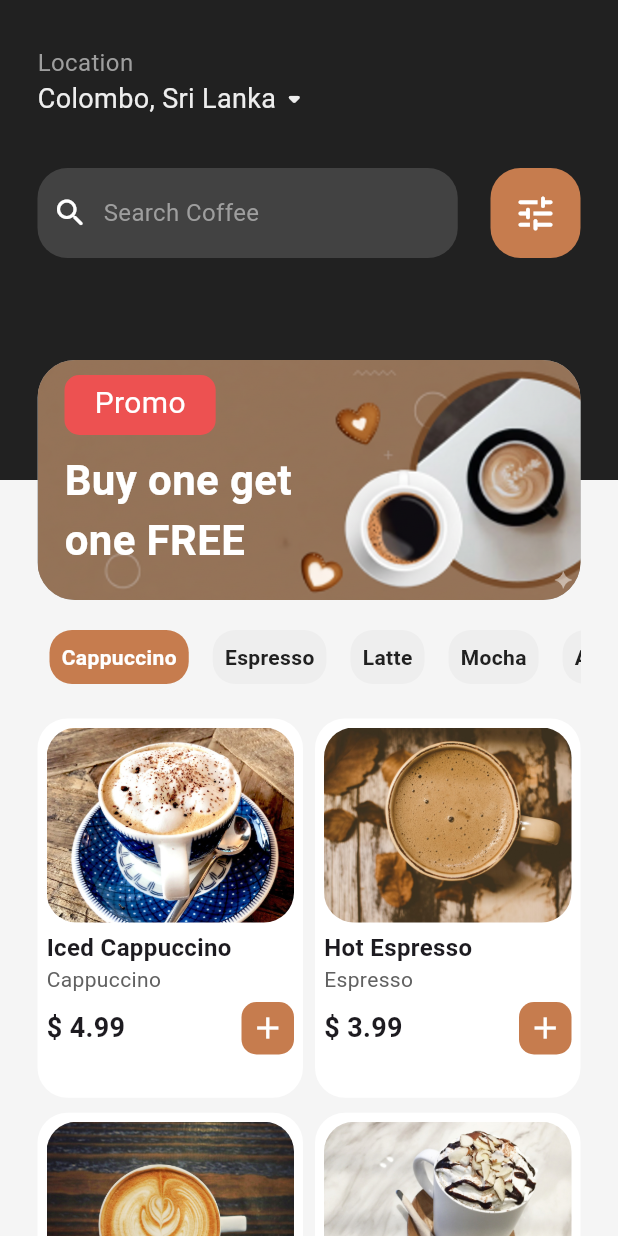
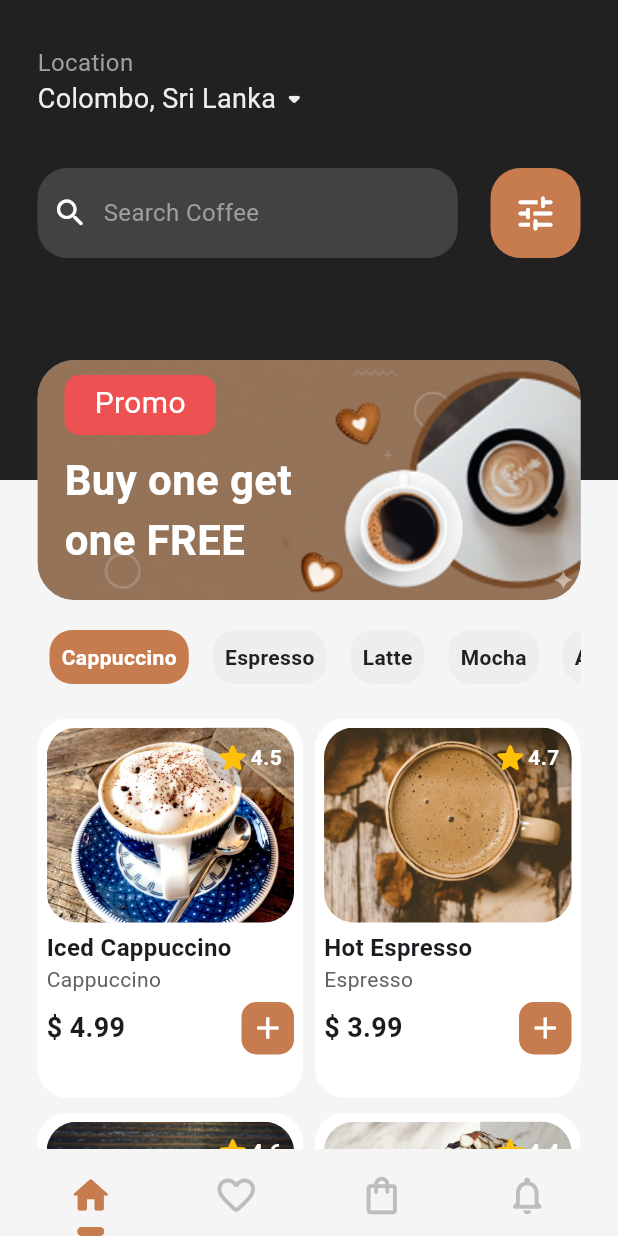
Before and after one commit to Eranga035225/coffee_shop_mobile_app_UI_Flutter, a Flutter app: the HomeScreen screen opened directly, on a phone screen of 412 x 824 dp. Run offline on Flutter 3.47's test engine with Material 3 defaults, Android fonts, the phone set to English and light mode, and no system bars.

Commit message:
added more styles for the homepage

```diff
--- a/lib/Screens/home_screen.dart
+++ b/lib/Screens/home_screen.dart
@@ -11,6 +11,30 @@ class HomeScreen extends StatelessWidget {
     final size = MediaQuery.sizeOf(context);
     return Scaffold(
       backgroundColor: Colors.grey.shade100,
+      // bottomNavigationBar: BottomNavigationBar(
+      //   items: [
+      //     BottomNavigationBarItem(icon: Icon(Icons.home_rounded), label:'Home'),
+      //     BottomNavigationBarItem(icon: Icon(Icons.favorite_outline_outlined), label: 'Favorites'),
+
+
+
+      //   ]
+      // ),
+      bottomNavigationBar: SafeArea(
+        child: Padding(
+          padding: const EdgeInsets.only(left: 12, right: 12, top: 16),
+          child: Row(
+            mainAxisAlignment: MainAxisAlignment.spaceAround,
+            children: [
+            CustomBottomNavigationBarItem(icon: Icons.home_rounded, isSelected: true,),
+            CustomBottomNavigationBarItem(icon: Icons.favorite_outline_rounded),
+            CustomBottomNavigationBarItem(icon: Icons.shopping_bag_outlined),
+            CustomBottomNavigationBarItem(icon: Icons.notifications_none_rounded),
+
+
+          ],),
+        ),
+      ),
       body: SingleChildScrollView(
         child: Column(children: [
           SizedBox(
@@ -224,9 +248,30 @@ class HomeScreen extends StatelessWidget {
                                     fit: BoxFit.cover
 
                                   ),
-                                  borderRadius: BorderRadius.circular(20)
+                                  borderRadius: BorderRadius.circular(20),
 
                                 ),
+                                child: Stack(
+                                  children: [
+                                    Align(alignment: Alignment.topRight,
+                                    child: Container(
+                                      padding: EdgeInsets.all(8.0),
+                                      decoration: BoxDecoration(
+                                        color: Colors.black.withAlpha(50),
+                                        borderRadius: BorderRadius.only(bottomLeft: Radius.circular(30), topRight: Radius.circular(20))
+                                      ),
+                                      child: Row(
+                                        mainAxisSize: MainAxisSize.min,
+                                        children: [
+                                        Icon(Icons.star_rounded, color: Colors.amber),
+                                        Text(product.rating.toString(), style: TextStyle(color: Colors.white, fontWeight: FontWeight.bold)),
+
+
+
+                                      ],),
+                                    ))
+                                  ],
+                                )
 
                               ),
                               SizedBox(height:5),
@@ -282,3 +327,35 @@ class HomeScreen extends StatelessWidget {
     );
   }
 }
+
+class CustomBottomNavigationBarItem extends StatelessWidget {
+  final IconData icon;
+  final bool isSelected;
+
+
+  const CustomBottomNavigationBarItem({
+    super.key,required this.icon, this.isSelected= false
+  });
+
+  @override
+  Widget build(BuildContext context) {
+    return Column(
+      mainAxisSize: MainAxisSize.min,
+      children: [
+        Icon(icon, color: isSelected ? CustomColors.primaryColor : Colors.grey.shade400, size:30),
+        SizedBox(height:6),
+        isSelected ?
+        Container(
+          width:18,
+          height:6,
+          decoration: BoxDecoration(
+            color: isSelected ? CustomColors.primaryColor : Colors.grey.shade500,
+            borderRadius: BorderRadius.circular(25)
+
+          ),
+        )
+        : SizedBox(height:6),
+      ],
+    );
+  }
+}
--- a/lib/Screens/onboard_screen.dart
+++ b/lib/Screens/onboard_screen.dart
@@ -1,5 +1,4 @@
 import 'package:coffee_shop_app/components/custom_button.dart';
-import 'package:coffee_shop_app/utils/custom_colors.dart';
 import 'package:flutter/material.dart';
 
 import 'home_screen.dart';
--- a/lib/components/custom_button.dart
+++ b/lib/components/custom_button.dart
@@ -1,6 +1,5 @@
 import 'package:flutter/material.dart';
 
-import '../Screens/home_screen.dart';
 import '../utils/custom_colors.dart';
 
 class CustomButton extends StatelessWidget {
```
